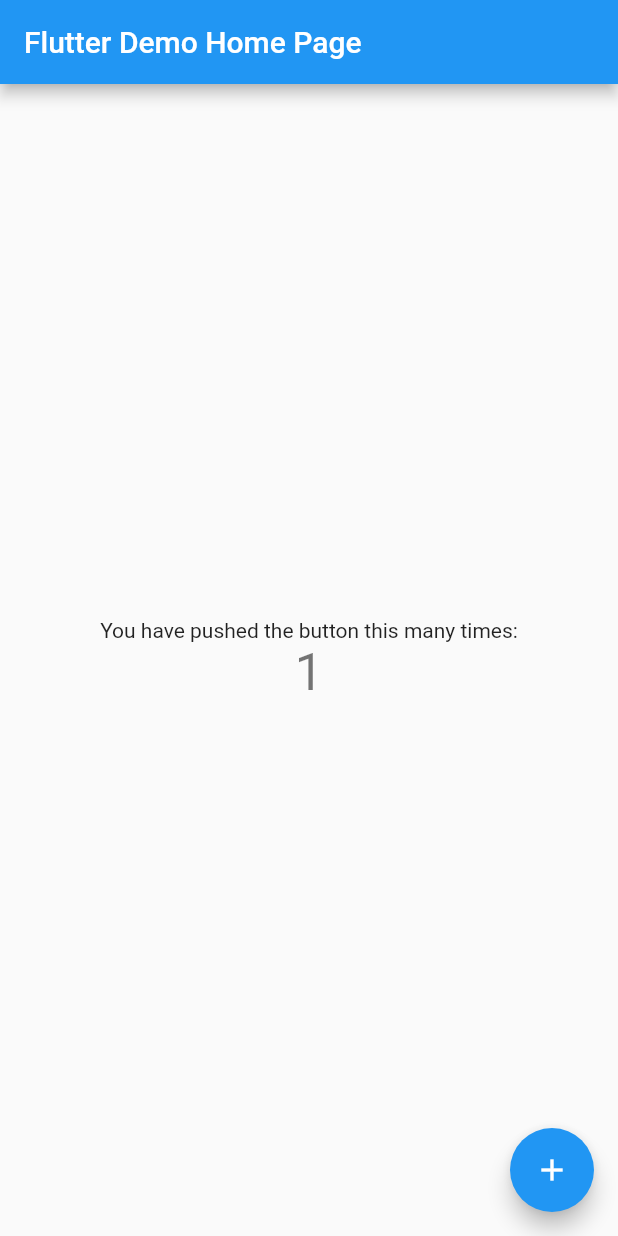
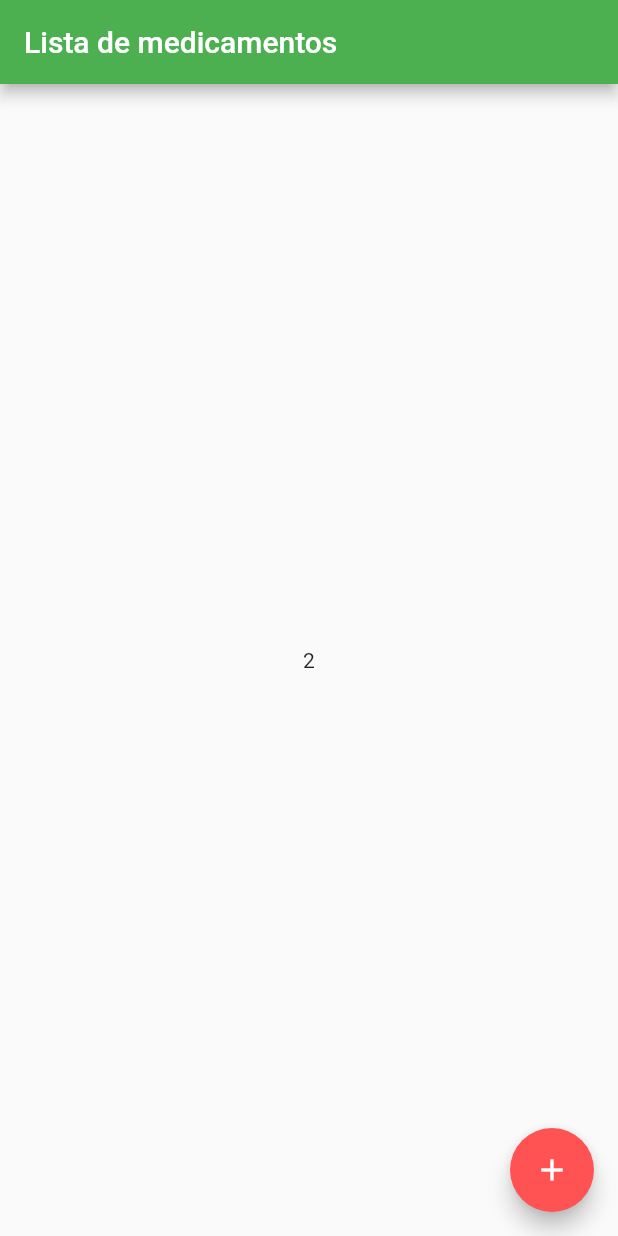
Before and after one commit to muniz95/farmacinha, a Flutter app: the screen it shows after launch, after a tap on the "add" icon, on a phone screen of 412 x 824 dp. Run offline on Flutter 3.47's test engine with Material 2 defaults, Android fonts, the phone set to English and light mode, and no system bars; our stand-ins replace rxdart.

Commit message:
First bloc and widgets created

```diff
--- /dev/null
+++ b/lib/app.dart
@@ -0,0 +1,61 @@
+import 'package:farmacinha/bloc/provider.dart';
+import 'package:farmacinha/widgets/medicine_card.dart';
+import 'package:farmacinha/widgets/spinner.dart';
+import 'package:flutter/material.dart';
+
+class FarmacinhaApp extends StatelessWidget {
+  @override
+  Widget build(BuildContext context) {
+    return Provider(
+      child: MaterialApp(
+        title: 'Farmacinha',
+        theme: new ThemeData(
+          primarySwatch: Colors.green,
+          accentColor: Colors.redAccent
+        ),
+        home: new FarmacinhaPage(title: 'Lista de medicamentos'),
+      )
+    );
+  }
+}
+
+class FarmacinhaPage extends StatelessWidget {
+  FarmacinhaPage({Key key, this.title}) : super(key: key);
+
+  final String title;
+
+  @override
+  Widget build(BuildContext context) {
+    final _bloc = Provider.of(context).medicinebloc;
+
+    // List<Task> _taskList;
+    return new Scaffold(
+      appBar: new AppBar(
+        title: new Text(title),
+      ),
+      body: Container(
+        margin: EdgeInsets.all(10.0),
+        child: StreamBuilder(
+          initialData: _bloc.fetchTotal(),
+          stream: _bloc.total,
+          builder: (BuildContext context, AsyncSnapshot snapshot) {
+            if (snapshot.hasData) {
+              int total = snapshot.data as int;
+              return MedicineCard(total, _bloc);
+            }
+            else {
+              return const Spinner();
+            }
+          }
+        ),
+      ),
+      floatingActionButton: new FloatingActionButton(
+        onPressed: () {
+          _bloc.increment();
+        },
+        tooltip: 'Incrementar',
+        child: new Icon(Icons.add),
+      ),
+    );
+  }
+}
--- /dev/null
+++ b/lib/bloc/medicine.dart
@@ -0,0 +1,27 @@
+import 'package:rxdart/rxdart.dart';
+
+class MedicineBloc {
+  final BehaviorSubject<int> _total = BehaviorSubject<int>();
+  Stream<int> get total => _total.stream;
+  int get totalValue => _total.value;
+
+  final BehaviorSubject<List<dynamic>> _taskList = BehaviorSubject<List<dynamic>>();
+  Stream<List<dynamic>> get taskList => _taskList.stream;
+
+  increment() {
+    _total.add(_total.value + 1);
+  }
+
+  decrement() {
+    _total.add(_total.value - 1);
+  }
+
+  fetchTotal() {
+    _total.add(1);
+  }
+
+  void dispose() {
+    _total.close();
+    _taskList.close();
+  }
+}
--- /dev/null
+++ b/lib/bloc/provider.dart
@@ -0,0 +1,18 @@
+import 'package:farmacinha/bloc/medicine.dart';
+import 'package:flutter/material.dart';
+
+class Provider extends InheritedWidget {
+  final Widget child;
+  final MedicineBloc medicinebloc = new MedicineBloc();
+
+  Provider({this.child}) : super(child: child);
+
+  @override
+  bool updateShouldNotify(InheritedWidget oldWidget) {
+    return true;
+  }
+
+  static Provider of(BuildContext context) {
+    return (context.inheritFromWidgetOfExactType(Provider) as Provider);
+  }
+}
--- a/lib/main.dart
+++ b/lib/main.dart
@@ -1,111 +1,4 @@
+import 'package:farmacinha/app.dart';
 import 'package:flutter/material.dart';
 
-void main() => runApp(MyApp());
-
-class MyApp extends StatelessWidget {
-  // This widget is the root of your application.
-  @override
-  Widget build(BuildContext context) {
-    return MaterialApp(
-      title: 'Flutter Demo',
-      theme: ThemeData(
-        // This is the theme of your application.
-        //
-        // Try running your application with "flutter run". You'll see the
-        // application has a blue toolbar. Then, without quitting the app, try
-        // changing the primarySwatch below to Colors.green and then invoke
-        // "hot reload" (press "r" in the console where you ran "flutter run",
-        // or simply save your changes to "hot reload" in a Flutter IDE).
-        // Notice that the counter didn't reset back to zero; the application
-        // is not restarted.
-        primarySwatch: Colors.blue,
-      ),
-      home: MyHomePage(title: 'Flutter Demo Home Page'),
-    );
-  }
-}
-
-class MyHomePage extends StatefulWidget {
-  MyHomePage({Key key, this.title}) : super(key: key);
-
-  // This widget is the home page of your application. It is stateful, meaning
-  // that it has a State object (defined below) that contains fields that affect
-  // how it looks.
-
-  // This class is the configuration for the state. It holds the values (in this
-  // case the title) provided by the parent (in this case the App widget) and
-  // used by the build method of the State. Fields in a Widget subclass are
-  // always marked "final".
-
-  final String title;
-
-  @override
-  _MyHomePageState createState() => _MyHomePageState();
-}
-
-class _MyHomePageState extends State<MyHomePage> {
-  int _counter = 0;
-
-  void _incrementCounter() {
-    setState(() {
-      // This call to setState tells the Flutter framework that something has
-      // changed in this State, which causes it to rerun the build method below
-      // so that the display can reflect the updated values. If we changed
-      // _counter without calling setState(), then the build method would not be
-      // called again, and so nothing would appear to happen.
-      _counter++;
-    });
-  }
-
-  @override
-  Widget build(BuildContext context) {
-    // This method is rerun every time setState is called, for instance as done
-    // by the _incrementCounter method above.
-    //
-    // The Flutter framework has been optimized to make rerunning build methods
-    // fast, so that you can just rebuild anything that needs updating rather
-    // than having to individually change instances of widgets.
-    return Scaffold(
-      appBar: AppBar(
-        // Here we take the value from the MyHomePage object that was created by
-        // the App.build method, and use it to set our appbar title.
-        title: Text(widget.title),
-      ),
-      body: Center(
-        // Center is a layout widget. It takes a single child and positions it
-        // in the middle of the parent.
-        child: Column(
-          // Column is also layout widget. It takes a list of children and
-          // arranges them vertically. By default, it sizes itself to fit its
-          // children horizontally, and tries to be as tall as its parent.
-          //
-          // Invoke "debug painting" (press "p" in the console, choose the
-          // "Toggle Debug Paint" action from the Flutter Inspector in Android
-          // Studio, or the "Toggle Debug Paint" command in Visual Studio Code)
-          // to see the wireframe for each widget.
-          //
-          // Column has various properties to control how it sizes itself and
-          // how it positions its children. Here we use mainAxisAlignment to
-          // center the children vertically; the main axis here is the vertical
-          // axis because Columns are vertical (the cross axis would be
-          // horizontal).
-          mainAxisAlignment: MainAxisAlignment.center,
-          children: <Widget>[
-            Text(
-              'You have pushed the button this many times:',
-            ),
-            Text(
-              '$_counter',
-              style: Theme.of(context).textTheme.display1,
-            ),
-          ],
-        ),
-      ),
-      floatingActionButton: FloatingActionButton(
-        onPressed: _incrementCounter,
-        tooltip: 'Increment',
-        child: Icon(Icons.add),
-      ), // This trailing comma makes auto-formatting nicer for build methods.
-    );
-  }
-}
+void main() => runApp(FarmacinhaApp());
--- /dev/null
+++ b/lib/widgets/medicine_card.dart
@@ -0,0 +1,22 @@
+import 'package:farmacinha/bloc/medicine.dart';
+import 'package:flutter/material.dart';
+
+class MedicineCard extends StatelessWidget {
+  final int total;
+  final MedicineBloc bloc;
+
+  const MedicineCard(this.total, this.bloc);
+
+  @override
+  Widget build(BuildContext context) {
+    return new Center(
+      child: new Column(
+        mainAxisAlignment: MainAxisAlignment.center,
+        children: <Widget>[
+          Text('$total'),
+        ],
+      ),
+    );
+  }
+
+}
--- /dev/null
+++ b/lib/widgets/spinner.dart
@@ -0,0 +1,21 @@
+import 'package:flutter/material.dart';
+
+class Spinner extends StatelessWidget {
+  const Spinner();
+
+  @override
+  Widget build(BuildContext context) {
+    return Center(
+      child: new Dialog(
+        child: new Row(
+          mainAxisSize: MainAxisSize.min,
+          children: [
+            new CircularProgressIndicator(),
+            new Text("Loading"),
+          ],
+        ),
+      ),
+    );
+  }
+
+}
```
Also changed, not shown: 1 other file.
